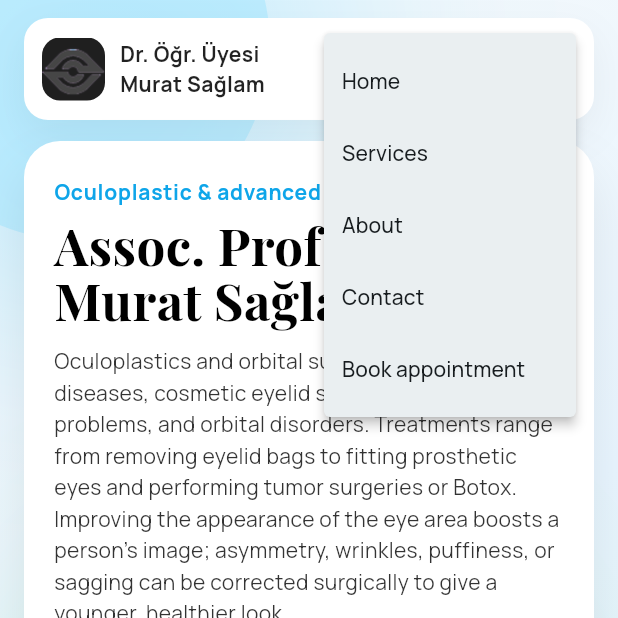
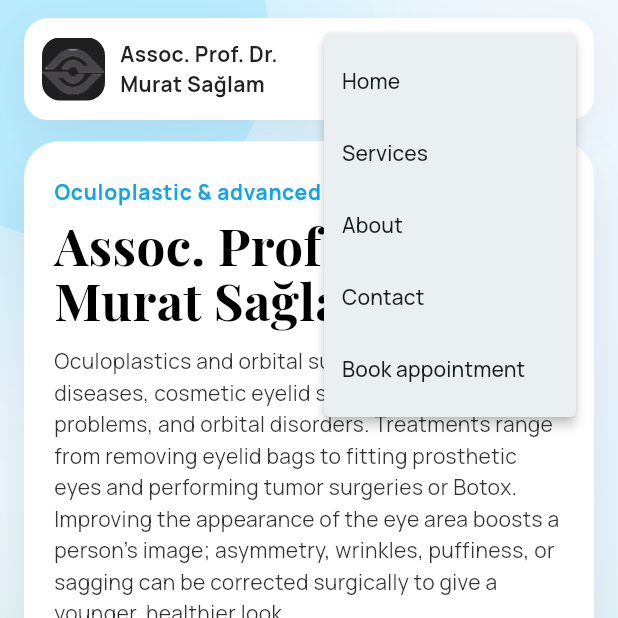
Before and after one commit to BugraKaanSaglam/muratsaglam_website, a Flutter app: the screen it shows after launch, after a tap on the "menu" icon, on a phone screen of 412 x 824 dp, the top half of it. Run offline on Flutter 3.47's test engine with Material 3 defaults, Android fonts, the phone set to English and light mode, and no system bars; our stand-ins replace easy_localization, google_fonts.

Commit message:
commit before architecture change

```diff
--- a/lib/l10n/keys.dart
+++ b/lib/l10n/keys.dart
@@ -7,6 +7,8 @@ class LocaleKeys {
 
   static const heroBadge = 'hero.badge';
   static const heroTitle = 'hero.title';
+  static const heroPill1 = 'hero.pill1';
+  static const heroPill2 = 'hero.pill2';
   static const ctaAppointment = 'cta.appointment';
   static const ctaServices = 'cta.services';
 
@@ -27,4 +29,13 @@ class LocaleKeys {
   static const contactPhone = 'contact.phone';
   static const contactEmail = 'contact.email';
   static const contactHours = 'contact.hours';
+  static const contactAddressValue = 'contact.address_value';
+  static const contactPhoneValue = 'contact.phone_value';
+  static const contactEmailValue = 'contact.email_value';
+  static const contactHoursLine1 = 'contact.hours_line1';
+  static const contactHoursLine2 = 'contact.hours_line2';
+
+  static const commonLoading = 'common.loading';
+  static const commonRetry = 'common.retry';
+  static const commonLoadError = 'common.load_error';
 }
--- a/lib/ui/home_page.dart
+++ b/lib/ui/home_page.dart
@@ -5,6 +5,7 @@ import 'package:flutter/material.dart';
 import 'package:flutter/services.dart';
 import 'package:url_launcher/url_launcher.dart';
 
+import '../l10n/keys.dart';
 import '../models/service_info.dart';
 import 'widgets/about_section.dart';
 import 'widgets/contact_section.dart';
@@ -108,6 +109,30 @@ class _HomePageState extends State<HomePage> {
     throw FlutterError('No content asset found for $langCode');
   }
 
+  ServiceInfo _placeholderService(String slug) {
+    return ServiceInfo(
+      title: '',
+      slug: slug,
+      excerpt: '',
+      content: '',
+      image: 'assets/images/msaglam.jpg',
+    );
+  }
+
+  ServiceInfo _findService(
+    List<ServiceInfo> services,
+    String slug, {
+    ServiceInfo? fallback,
+  }) {
+    return services.firstWhere(
+      (e) => e.slug == slug,
+      orElse: () {
+        debugPrint('Missing service content for slug: $slug');
+        return fallback ?? _placeholderService(slug);
+      },
+    );
+  }
+
   void _scrollTo(GlobalKey key) {
     final context = key.currentContext;
     if (context == null) return;
@@ -156,20 +181,19 @@ class _HomePageState extends State<HomePage> {
           return const _LoadingScreen();
         }
         final services = snapshot.data!;
-        final about =
-            services.firstWhere((e) => e.slug == 'murat-saglam-kimdir');
-        final contact =
-            services.firstWhere((e) => e.slug == 'iletisim-tr', orElse: () {
-          return ServiceInfo(
-            title: 'Contact',
+        final about = _findService(services, 'murat-saglam-kimdir');
+        final contact = _findService(
+          services,
+          'iletisim-tr',
+          fallback: ServiceInfo(
+            title: LocaleKeys.navContact.tr(),
             slug: 'iletisim-tr',
             excerpt: '',
             content: '',
             image: 'assets/images/footerimg.jpg',
-          );
-        });
-        final heroInfo =
-            services.firstWhere((e) => e.slug == 'okuloplasti-nedir');
+          ),
+        );
+        final heroInfo = _findService(services, 'okuloplasti-nedir');
         final serviceItems = services
             .where((e) =>
                 e.slug != 'iletisim-tr' && e.slug != 'murat-saglam-kimdir')
@@ -258,10 +282,10 @@ class _LoadingScreen extends StatelessWidget {
 
   @override
   Widget build(BuildContext context) {
-    return const Scaffold(
+    return Scaffold(
       body: Stack(
         children: [
-          _Backdrop(),
+          const _Backdrop(),
           Center(
             child: _LoadingCard(),
           ),
@@ -303,8 +327,8 @@ class _ErrorScreen extends StatelessWidget {
                 mainAxisSize: MainAxisSize.min,
                 crossAxisAlignment: CrossAxisAlignment.start,
                 children: [
-                  const Text(
-                    'Yüklenirken bir hata oluştu.',
+                  Text(
+                    LocaleKeys.commonLoadError.tr(),
                     style: TextStyle(
                       fontSize: 16,
                       fontWeight: FontWeight.w700,
@@ -324,7 +348,7 @@ class _ErrorScreen extends StatelessWidget {
                       backgroundColor: const Color(0xFF1BBDE3),
                       foregroundColor: Colors.white,
                     ),
-                    child: const Text('Tekrar dene'),
+                    child: Text(LocaleKeys.commonRetry.tr()),
                   ),
                 ],
               ),
@@ -363,7 +387,7 @@ class _LoadingCard extends StatelessWidget {
             mainAxisSize: MainAxisSize.min,
             children: [
               Text(
-                'Dr. Murat Sağlam',
+                '${LocaleKeys.heroTitle.tr()} Murat Sağlam',
                 style: TextStyle(
                   color: Colors.black87,
                   fontWeight: FontWeight.w800,
@@ -383,7 +407,7 @@ class _LoadingCard extends StatelessWidget {
           ),
           const SizedBox(height: 12),
           Text(
-            'Loading...',
+            LocaleKeys.commonLoading.tr(),
             style: TextStyle(
               color: Colors.black.withValues(alpha: 0.7),
               fontWeight: FontWeight.w600,
--- a/lib/ui/widgets/contact_section.dart
+++ b/lib/ui/widgets/contact_section.dart
@@ -17,12 +17,12 @@ class ContactSection extends StatelessWidget {
 
   @override
   Widget build(BuildContext context) {
-    const address = 'Bahçelievler Mah. Atatürk Bulvarı No:207, Altınordu – ORDU';
-    const email = 'gozdelazer@gmail.com';
-    const phone = '(+90) 452 800 18 18';
-    const hours = [
-      'Pazartesi - Cumartesi 09:00 – 17:00',
-      'Pazar kapalı',
+    final address = LocaleKeys.contactAddressValue.tr();
+    final email = LocaleKeys.contactEmailValue.tr();
+    final phone = LocaleKeys.contactPhoneValue.tr();
+    final hours = [
+      LocaleKeys.contactHoursLine1.tr(),
+      LocaleKeys.contactHoursLine2.tr(),
     ];
 
     return Container(
--- a/lib/ui/widgets/hero_section.dart
+++ b/lib/ui/widgets/hero_section.dart
@@ -150,9 +150,9 @@ class HeroSection extends StatelessWidget {
                         child: Wrap(
                           spacing: 8,
                           runSpacing: 8,
-                          children: const [
-                            _Pill(text: '30+ years experience'),
-                            _Pill(text: '10,000+ surgeries'),
+                          children: [
+                            _Pill(text: LocaleKeys.heroPill1.tr()),
+                            _Pill(text: LocaleKeys.heroPill2.tr()),
                           ],
                         ),
                       ),
--- a/lib/ui/widgets/nav_bar.dart
+++ b/lib/ui/widgets/nav_bar.dart
@@ -23,11 +23,12 @@ class NavBar extends StatelessWidget {
   @override
   Widget build(BuildContext context) {
     final isMobile = MediaQuery.of(context).size.width < 720;
+    final navActions = [onHome, onServices, onAbout, onContact];
     final navButtons = [
-      _NavButton(label: LocaleKeys.navHome.tr(), onTap: onHome),
-      _NavButton(label: LocaleKeys.navServices.tr(), onTap: onServices),
-      _NavButton(label: LocaleKeys.navAbout.tr(), onTap: onAbout),
-      _NavButton(label: LocaleKeys.navContact.tr(), onTap: onContact),
+      _NavButton(label: LocaleKeys.navHome.tr(), onTap: navActions[0]),
+      _NavButton(label: LocaleKeys.navServices.tr(), onTap: navActions[1]),
+      _NavButton(label: LocaleKeys.navAbout.tr(), onTap: navActions[2]),
+      _NavButton(label: LocaleKeys.navContact.tr(), onTap: navActions[3]),
     ];
 
     return Container(
@@ -58,7 +59,7 @@ class NavBar extends StatelessWidget {
               ),
               const SizedBox(width: 10),
               Text(
-                'Dr. Öğr. Üyesi\nMurat Sağlam',
+                '${LocaleKeys.heroTitle.tr()}\nMurat Sağlam',
                 style: TextStyle(
                   color: Colors.black87,
                   fontSize: isMobile ? 14 : 16,
@@ -101,7 +102,15 @@ class NavBar extends StatelessWidget {
                 const _LocaleSwitcher(),
                 PopupMenuButton<int>(
                   icon: const Icon(Icons.menu_rounded, color: Colors.black87),
-                  onSelected: (value) => navButtons[value].onTap(),
+                  onSelected: (value) {
+                    if (value < navActions.length) {
+                      navActions[value]();
+                      return;
+                    }
+                    if (value == navActions.length) {
+                      onAppointment();
+                    }
+                  },
                   itemBuilder: (context) => [
                     PopupMenuItem(
                       value: 0,
@@ -121,7 +130,6 @@ class NavBar extends StatelessWidget {
                     ),
                     PopupMenuItem(
                       value: 4,
-                      onTap: onAppointment,
                       child: Text(LocaleKeys.ctaAppointment.tr()),
                     ),
                   ],
--- a/lib/ui/widgets/stats_row.dart
+++ b/lib/ui/widgets/stats_row.dart
@@ -16,6 +16,11 @@ class StatsRow extends StatelessWidget {
       (LocaleKeys.stat3Title.tr(), LocaleKeys.stat3Body.tr()),
     ];
 
+    return LayoutBuilder(
+      builder: (context, constraints) {
+        final maxWidth = constraints.maxWidth.isFinite
+            ? constraints.maxWidth
+            : MediaQuery.of(context).size.width;
         return Wrap(
           spacing: 16,
           runSpacing: 12,
@@ -24,10 +29,13 @@ class StatsRow extends StatelessWidget {
               .map(
                 (item) => AnimatedContainer(
                   duration: const Duration(milliseconds: 250),
-              padding: const EdgeInsets.symmetric(horizontal: 18, vertical: 16),
+                  padding: const EdgeInsets.symmetric(
+                    horizontal: 18,
+                    vertical: 16,
+                  ),
                   constraints: BoxConstraints(
-                minWidth: isMobile ? MediaQuery.of(context).size.width : 260,
-                maxWidth: isMobile ? MediaQuery.of(context).size.width : 340,
+                    minWidth: isMobile ? maxWidth : 260,
+                    maxWidth: isMobile ? maxWidth : 340,
                   ),
                   decoration: BoxDecoration(
                     color: Colors.white,
@@ -66,5 +74,7 @@ class StatsRow extends StatelessWidget {
               )
               .toList(),
         );
+      },
+    );
   }
 }
```
Also changed, not shown: assets/translations/ar.json (+14 -2 lines), assets/translations/de.json (+14 -2 lines), assets/translations/en.json (+14 -2 lines), assets/translations/fa.json (+14 -2 lines), assets/translations/tr.json (+14 -2 lines), lib/main.dart (+1 -7 lines). Lines whose indentation alone changed are shown as unchanged.
